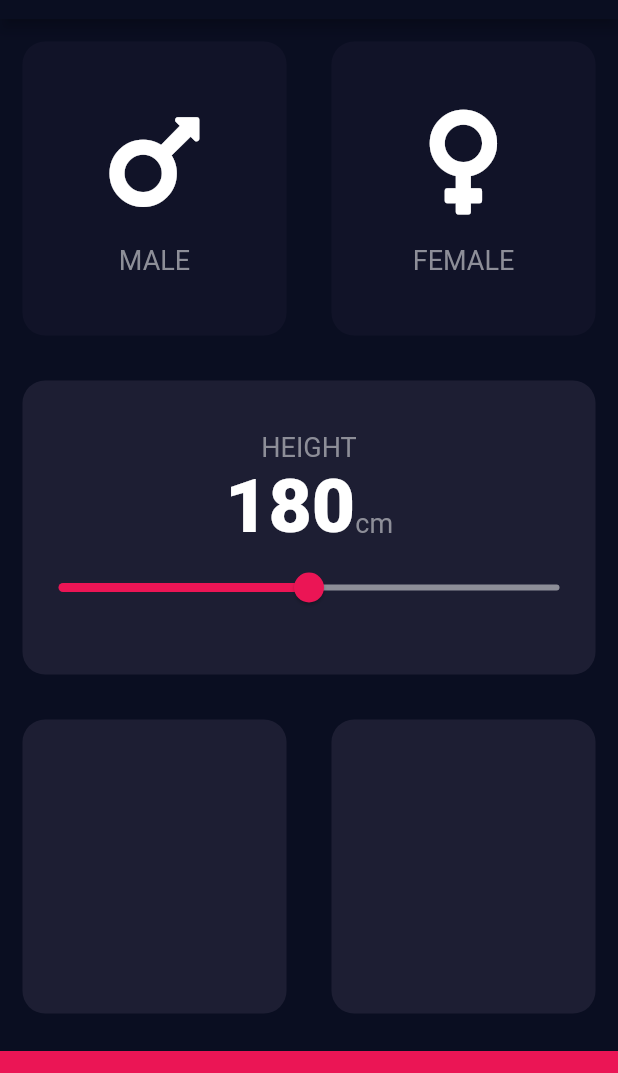
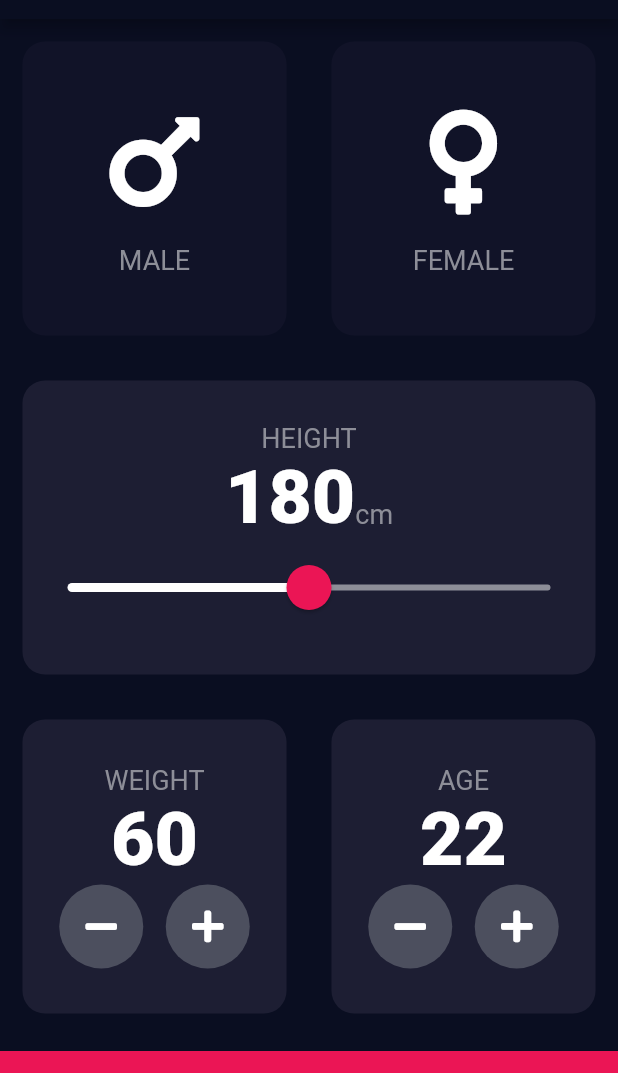
Before and after one commit to ankanSikdar/flutter-bmi-calculator, a Flutter app: the screen it shows after launch, on a phone screen of 412 x 824 dp, the part 65-1138 px from its top. Run offline on Flutter 3.47's test engine with Material 2 defaults, Android fonts, the phone set to English and light mode, and no system bars; our stand-ins replace font_awesome_flutter.

Commit message:
Added RoundIconButton Class

```diff
--- a/lib/constants.dart
+++ b/lib/constants.dart
@@ -4,11 +4,15 @@ const kActiveCardColor = Color(0xFF1D1E33);
 const kInactiveCardColor = Color(0xFF111328);
 const kBottomContainerColor = Color(0xFFEB1555);
 const kInactiveSliderColor = Color(0xFF8D8E98);
+const kOverlaySliderColor = Color(0x29EB1555);
+const kFillColorButton = Color(0xFF4C4F5E);
 
 const kBottomContainerHeight = 80.0;
 
 const kMinHeight = 120.0;
 const kMaxHeight = 240.0;
+const kSliderThumbRadius = 15.0;
+const kSliderOverlayRadius = 30.0;
 
 const kLabelTextStyle = TextStyle(
   fontSize: 18.0,
--- a/lib/input_page.dart
+++ b/lib/input_page.dart
@@ -16,6 +16,8 @@ class InputPage extends StatefulWidget {
 class _InputPageState extends State<InputPage> {
   Gender selectedGender;
   int height = 180;
+  int weight = 60;
+  int age = 22;
 
   @override
   Widget build(BuildContext context) {
@@ -92,7 +94,20 @@ class _InputPageState extends State<InputPage> {
                         )
                       ],
                     ),
-                    Slider(
+                    SliderTheme(
+                      data: SliderTheme.of(context).copyWith(
+                        activeTrackColor: Colors.white,
+                        inactiveTrackColor: kInactiveSliderColor,
+                        thumbColor: kBottomContainerColor,
+                        overlayColor: kOverlaySliderColor,
+                        thumbShape: RoundSliderThumbShape(
+                          enabledThumbRadius: kSliderThumbRadius,
+                        ),
+                        overlayShape: RoundSliderOverlayShape(
+                          overlayRadius: kSliderOverlayRadius,
+                        ),
+                      ),
+                      child: Slider(
                         onChanged: (double newHeight) {
                           setState(() {
                             height = newHeight.round();
@@ -101,8 +116,7 @@ class _InputPageState extends State<InputPage> {
                         value: height.toDouble(),
                         min: kMinHeight,
                         max: kMaxHeight,
-                      activeColor: kBottomContainerColor,
-                      inactiveColor: kInactiveSliderColor,
+                      ),
                     )
                   ],
                 ),
@@ -115,11 +129,85 @@ class _InputPageState extends State<InputPage> {
                     flex: 1,
                     child: ReusableCard(
                       color: kActiveCardColor,
+                      cardChild: Column(
+                        mainAxisAlignment: MainAxisAlignment.center,
+                        children: [
+                          Text(
+                            'WEIGHT',
+                            style: kLabelTextStyle,
+                          ),
+                          Text(
+                            weight.toString(),
+                            style: kNumberTextStyle,
+                          ),
+                          Row(
+                            mainAxisAlignment: MainAxisAlignment.center,
+                            children: [
+                              RoundIconButton(
+                                icon: FontAwesomeIcons.minus,
+                                onPressed: () {
+                                  setState(() {
+                                    weight--;
+                                  });
+                                },
+                              ),
+                              SizedBox(
+                                width: 15,
+                              ),
+                              RoundIconButton(
+                                icon: FontAwesomeIcons.plus,
+                                onPressed: () {
+                                  setState(() {
+                                    weight++;
+                                  });
+                                },
+                              ),
+                            ],
+                          )
+                        ],
+                      ),
                     )),
                 Expanded(
                     flex: 1,
                     child: ReusableCard(
                       color: kActiveCardColor,
+                      cardChild: Column(
+                        mainAxisAlignment: MainAxisAlignment.center,
+                        children: [
+                          Text(
+                            'AGE',
+                            style: kLabelTextStyle,
+                          ),
+                          Text(
+                            age.toString(),
+                            style: kNumberTextStyle,
+                          ),
+                          Row(
+                            mainAxisAlignment: MainAxisAlignment.center,
+                            children: [
+                              RoundIconButton(
+                                icon: FontAwesomeIcons.minus,
+                                onPressed: () {
+                                  setState(() {
+                                    age--;
+                                  });
+                                },
+                              ),
+                              SizedBox(
+                                width: 15.0,
+                              ),
+                              RoundIconButton(
+                                icon: FontAwesomeIcons.plus,
+                                onPressed: () {
+                                  setState(() {
+                                    age++;
+                                  });
+                                },
+                              ),
+                            ],
+                          )
+                        ],
+                      ),
                     )),
               ],
             ),
@@ -135,3 +223,25 @@ class _InputPageState extends State<InputPage> {
     );
   }
 }
+
+class RoundIconButton extends StatelessWidget {
+  RoundIconButton({@required this.icon, @required this.onPressed});
+
+  final IconData icon;
+  final Function onPressed;
+
+  @override
+  Widget build(BuildContext context) {
+    return RawMaterialButton(
+      onPressed: onPressed,
+      child: Icon(icon),
+      constraints: BoxConstraints.tightFor(
+        width: 56,
+        height: 56,
+      ),
+      shape: CircleBorder(),
+      fillColor: kFillColorButton,
+      elevation: 0.0,
+    );
+  }
+}
```
Lines whose indentation alone changed are shown as unchanged.
